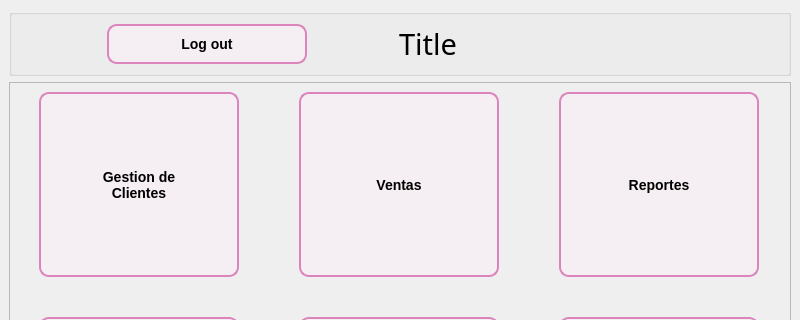
First picture: the form in GUI/sub_ventanas/ui/reportes/adminDesigner.ui, repository C-Sebastian-M/GLAM_MAKEUP_STORE, before the edit; both pictures show x 0 to 800 and y 0 to 320 of the 800 by 600 pixel window.
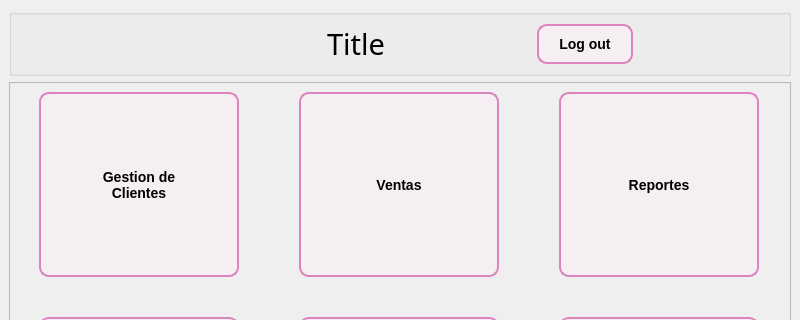
Second picture: the form after the edit. Icons and pictures are not drawn.

The edit to the form file:
```diff
--- a/GUI/sub_ventanas/ui/reportes/adminDesigner.ui
+++ b/GUI/sub_ventanas/ui/reportes/adminDesigner.ui
@@ -78,36 +78,17 @@
       </property>
       <layout class="QHBoxLayout" name="horizontalLayout">
        <item>
-        <widget class="QPushButton" name="cerrarBtn">
-         <property name="maximumSize">
-          <size>
-           <width>200</width>
-           <height>100</height>
-          </size>
+        <spacer name="horizontalSpacer_3">
+         <property name="orientation">
+          <enum>Qt::Horizontal</enum>
          </property>
-         <property name="text">
-          <string>Log out</string>
-         </property>
-        </widget>
-       </item>
-       <item>
-        <widget class="QLabel" name="title">
-         <property name="maximumSize">
+         <property name="sizeHint" stdset="0">
           <size>
-           <width>100</width>
-           <height>100</height>
+           <width>40</width>
+           <height>20</height>
           </size>
          </property>
-         <property name="font">
-          <font>
-           <family>Dubai Medium</family>
-           <pointsize>22</pointsize>
-          </font>
-         </property>
-         <property name="text">
-          <string>Title</string>
-         </property>
-        </widget>
+        </spacer>
        </item>
        <item>
         <widget class="QLabel" name="logo">
@@ -131,6 +112,77 @@
          </property>
         </widget>
        </item>
+       <item>
+        <spacer name="horizontalSpacer">
+         <property name="orientation">
+          <enum>Qt::Horizontal</enum>
+         </property>
+         <property name="sizeHint" stdset="0">
+          <size>
+           <width>40</width>
+           <height>20</height>
+          </size>
+         </property>
+        </spacer>
+       </item>
+       <item>
+        <widget class="QLabel" name="title">
+         <property name="maximumSize">
+          <size>
+           <width>100</width>
+           <height>100</height>
+          </size>
+         </property>
+         <property name="font">
+          <font>
+           <family>Dubai Medium</family>
+           <pointsize>22</pointsize>
+          </font>
+         </property>
+         <property name="text">
+          <string>Title</string>
+         </property>
+        </widget>
+       </item>
+       <item>
+        <spacer name="horizontalSpacer_2">
+         <property name="orientation">
+          <enum>Qt::Horizontal</enum>
+         </property>
+         <property name="sizeHint" stdset="0">
+          <size>
+           <width>40</width>
+           <height>20</height>
+          </size>
+         </property>
+        </spacer>
+       </item>
+       <item>
+        <widget class="QPushButton" name="cerrarBtn">
+         <property name="maximumSize">
+          <size>
+           <width>200</width>
+           <height>100</height>
+          </size>
+         </property>
+         <property name="text">
+          <string>Log out</string>
+         </property>
+        </widget>
+       </item>
+       <item>
+        <spacer name="horizontalSpacer_4">
+         <property name="orientation">
+          <enum>Qt::Horizontal</enum>
+         </property>
+         <property name="sizeHint" stdset="0">
+          <size>
+           <width>40</width>
+           <height>20</height>
+          </size>
+         </property>
+        </spacer>
+       </item>
       </layout>
      </widget>
     </item>
```
